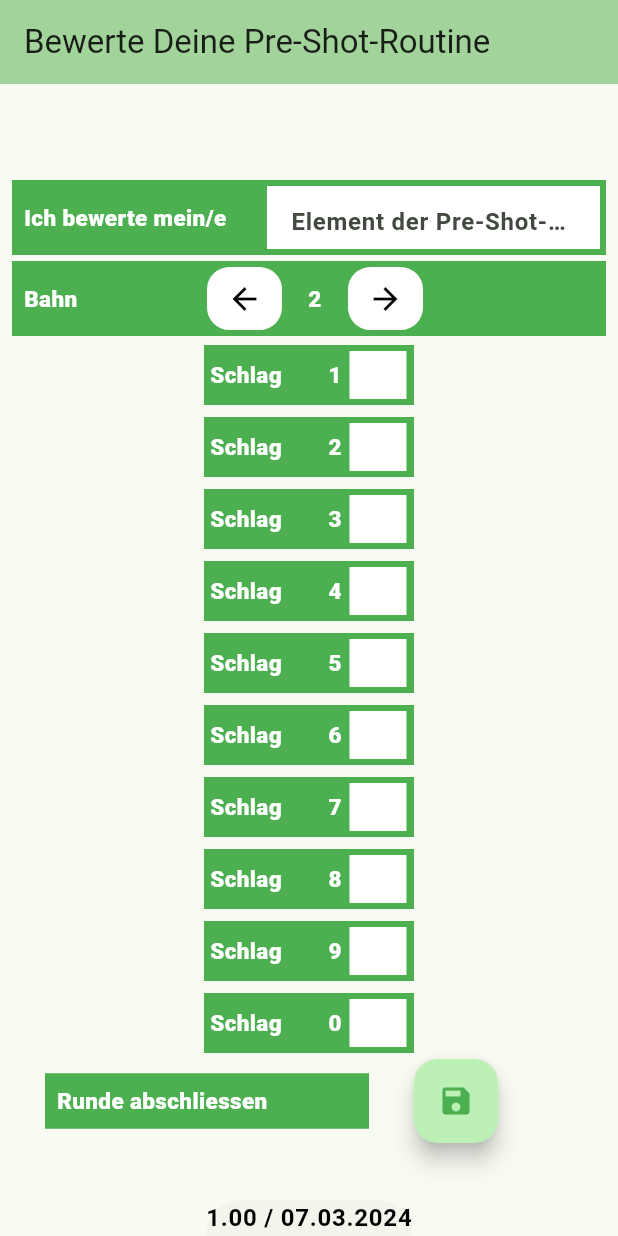
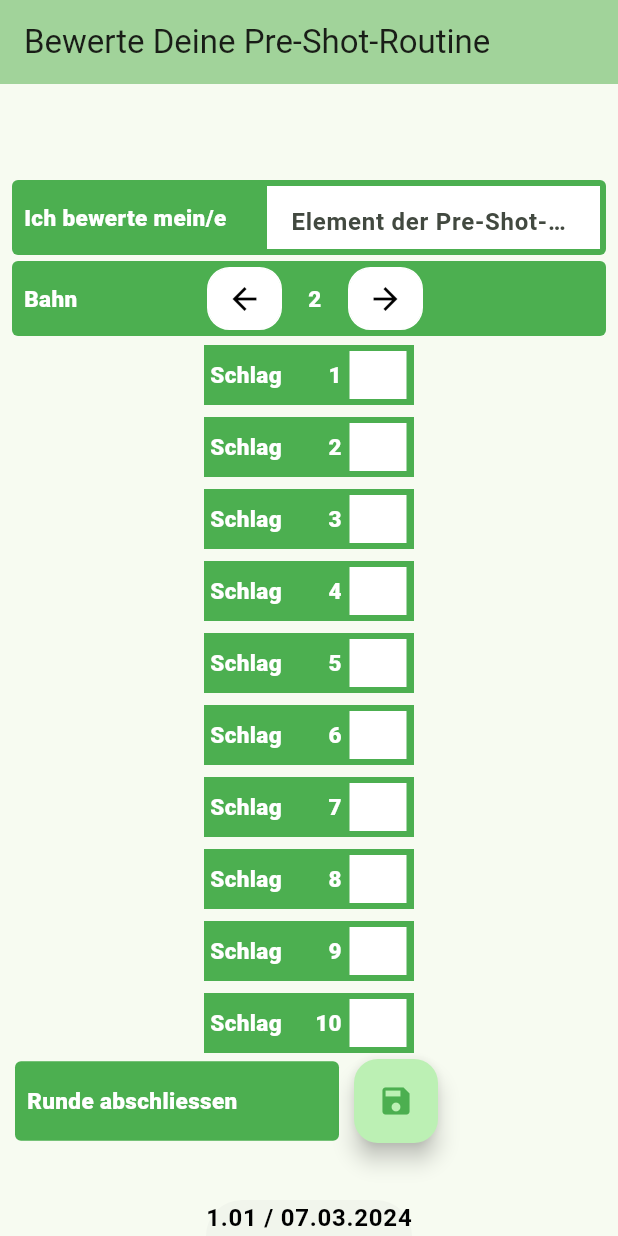
Before and after one commit to chrbuchsteiner61/valuation_pre_shot, a Flutter app: the screen it shows after launch, after a tap on the "arrow forward" icon, on a phone screen of 412 x 824 dp. Run offline on Flutter 3.47's test engine with Material 3 defaults, Android fonts, the light colour scheme and no system bars; our stand-ins replace logger, pdf, printing; Roboto replaces fonts that are missing (Noto).

Commit message:
fixed minor error stroke 10 and cleaning

```diff
--- a/lib/main.dart
+++ b/lib/main.dart
@@ -14,7 +14,6 @@ void main() {
     MultiProvider(
       providers: [
         ChangeNotifierProvider(create: (_) => TeeProvider()),
-        ChangeNotifierProvider(create: (_) => ValuationOfStrokesArrayProvider())
       ],
       child: const MyApp(),
     ),
@@ -29,23 +28,11 @@ List<String> allStrokes = List<String>.generate(
     numberOfStrokes * numberOfTees, (int index) => initialValue,
     growable: false);
 
-class ValuationOfStrokesArrayProvider with ChangeNotifier {
-  List<String> _strokesOfATee = List<String>.generate(
-      numberOfStrokes * numberOfTees, (int index) => initialValue,
-      growable: false);
-  List<String> get strokesOfATee => _strokesOfATee;
-
-  void changeStrokesOfATee() {
-    notifyListeners();
-  }
-}
-
 class TeeProvider with ChangeNotifier {
   int _aTee = 1;
   int get aTee => _aTee;
 
   void inDecreaseANumber(int anAddedValue, int minValue, int maxValue) {
-    // getStrokesOfAController(inputTeeController);
     _aTee += anAddedValue;
     if (_aTee > maxValue) {
       _aTee = maxValue;
@@ -60,7 +47,6 @@ class TeeProvider with ChangeNotifier {
 class MyApp extends StatelessWidget {
   const MyApp({super.key});
 
-  // This widget is the root of your application.
   @override
   Widget build(BuildContext context) {
     return MaterialApp(
@@ -96,10 +82,8 @@ class MyHomePage extends StatefulWidget {
 }
 
 class _MyHomePageState extends State<MyHomePage> {
-  final String version = '1.00 / 07.03.2024';
+  final String version = '1.01 / 07.03.2024';
   int tee = 1;
-  // final int numberOfTees = 18;
-//  final int numberOfStrokes = 10;
 
   String aValuation = '';
 
@@ -109,7 +93,7 @@ class _MyHomePageState extends State<MyHomePage> {
       List<TextEditingController>.generate(
           numberOfTees * numberOfStrokes, (index) => TextEditingController());
 
-  String selectedRoutine = 'an initial routine value';
+  String selectedRoutine = 'initial routine';
 
   final aRoutineInputController = TextEditingController();
 
@@ -141,21 +125,18 @@ class _MyHomePageState extends State<MyHomePage> {
     return aValuation;
   }
 
-  List<String> getAllValuationsFromController() {
+  List<String> _getAllValuationsFromController() {
     List<String> valuations = [];
-    logger
-        .d('Anzahl Controller in strokesOfATee... ${strokesController.length}');
+
     for (TextEditingController aController in strokesController) {
       valuations.add(aController.text);
     }
-    logger.d(valuations.length);
+
     return valuations;
   }
 
   @override
   Widget build(BuildContext context) {
-    //Provider.of<TeeProvider>(context, listen: false);
-
     Text bottomText = Text(
       version,
       style: Theme.of(context).textTheme.bodyLarge,
@@ -173,18 +154,14 @@ class _MyHomePageState extends State<MyHomePage> {
             InputYourRoutineElement(
               aController: aRoutineInputController,
             ),
-            ChangeTheTee(
-                // aTable: aStrokeTable,
-                aFunction: getAllValuationsFromController),
+            ChangeTheTee(aFunction: _getAllValuationsFromController),
             InputValuation(
-             // tee: tee,
               strokeValuation: allStrokes,
               aValuationController: strokesController,
             ),
             SaveYourRound(
               aFunction: _getTextOutOfARoutineInputController,
-              aControllerFunction: getAllValuationsFromController,
-              //currentTee: tee,
+              aControllerFunction: _getAllValuationsFromController,
             )
           ],
         ),
--- a/lib/ui_areas/change_the_tee.dart
+++ b/lib/ui_areas/change_the_tee.dart
@@ -7,12 +7,8 @@ import 'package:valuation_pre_shot/ui_elements/styled_text.dart';
 import '../main.dart';
 
 class ChangeTheTee extends StatelessWidget {
-  // final ATable aTable;
   final dynamic aFunction;
-  const ChangeTheTee(
-      {super.key,
-      //required this.aTable,
-      required this.aFunction});
+  const ChangeTheTee({super.key, required this.aFunction});
 
   @override
   Widget build(BuildContext context) {
@@ -41,7 +37,6 @@ class ChangeTheTee extends StatelessWidget {
             ),
             InDecreaseButton(
               aDirection: 'forward',
-              //aTable: aTable,
               previousTee: context.watch<TeeProvider>().aTee,
               aFunction: aFunction,
             ),
--- a/lib/ui_areas/input_valuation.dart
+++ b/lib/ui_areas/input_valuation.dart
@@ -6,13 +6,11 @@ import 'package:provider/provider.dart';
 import '../main.dart';
 
 class InputValuation extends StatelessWidget {
-  // final int tee;
   final List<String> strokeValuation;
   final List<TextEditingController> aValuationController;
 
   InputValuation({
     super.key,
-    //  required this.tee,
     required this.strokeValuation,
     required this.aValuationController,
   });
@@ -26,7 +24,7 @@ class InputValuation extends StatelessWidget {
     List<Widget> inputTextFields = [];
     bool elementVisible = true;
     int numberOfInputs = numberOfStrokes * numberOfTees;
-    logger.d('Veraendert? ${aTee}');
+
     for (int i = 0; i < numberOfInputs; i++) {
       if (i >= ((aTee -1) * numberOfStrokes) && (i < (aTee * numberOfStrokes))) {
         elementVisible = true;
@@ -50,7 +48,6 @@ class InputValuation extends StatelessWidget {
       child: Column(
           children:
               getStrokes(context.watch<TeeProvider>().aTee, strokeValuation)),
-      // ],
     );
   }
 }
--- a/lib/ui_areas/save_your_round.dart
+++ b/lib/ui_areas/save_your_round.dart
@@ -1,21 +1,17 @@
 import 'package:flutter/material.dart';
 import 'package:logger/logger.dart';
-import 'package:provider/provider.dart';
 
 import 'package:valuation_pre_shot/ui_elements/styled_text.dart';
 import 'package:valuation_pre_shot/methods/pdf_stroke_page.dart';
-import 'package:valuation_pre_shot/main.dart';
 
 var logger = Logger();
 
 class SaveYourRound extends StatelessWidget {
-//  final ATable aTable;
   final dynamic aFunction;
   final dynamic aControllerFunction;
 
   const SaveYourRound({
     super.key,
-    //   required this.aTable,
     required this.aFunction,
     required this.aControllerFunction,
   });
@@ -30,26 +26,24 @@ class SaveYourRound extends StatelessWidget {
 
     Container aSpaceBetween = Container(
       color: Colors.white,
-      width: 30,
+      width: 10,
     );
-
-    int currentTee = 0;
 
     return Row(
       children: <Widget>[
         aSpaceBetween,
         Container(
-          color: Theme.of(context).colorScheme.primary,
-          padding: const EdgeInsets.symmetric(horizontal: 8, vertical: 8),
+          decoration: BoxDecoration(
+            borderRadius: const BorderRadius.all(Radius.circular(4)),
+            color: Theme.of(context).colorScheme.primary,
+          ),
+          padding: const EdgeInsets.symmetric(horizontal: 8, vertical: 16),
           child: saveRoundText,
         ),
         aSpaceBetween,
         FloatingActionButton(
           onPressed: () async {
-            currentTee = context.read<TeeProvider>().aTee;
-
             String aRoutine = aFunction();
-
             Navigator.of(context).push(
               MaterialPageRoute(
                   builder: (context) => PdfStrokePage(
--- a/lib/ui_areas/single_valuation.dart
+++ b/lib/ui_areas/single_valuation.dart
@@ -24,6 +24,12 @@ class SingleValuation extends StatelessWidget {
 
   SizedBox aSpace = const SizedBox(width: 5);
 
+  String convertStrokeNumberToTee(String strokeNumber) {
+    int strokeOnATee = int.parse(strokeNumber) % numberOfStrokes;
+    if (strokeOnATee == 0) { strokeOnATee = 10;}
+    return strokeOnATee.toString();
+  }
+
   @override
   Widget build(BuildContext context) {
     return Visibility(
@@ -40,7 +46,7 @@ class SingleValuation extends StatelessWidget {
               children: <Widget>[
                 textStroke,
                 StyledText(
-                  aText: (int.parse(strokeNumber) % numberOfStrokes).toString(),
+                  aText: convertStrokeNumberToTee(strokeNumber),
                   aWidth: 28,
                   aLignment: 'right',
                 ),
--- a/lib/ui_elements/colored_container.dart
+++ b/lib/ui_elements/colored_container.dart
@@ -12,8 +12,10 @@ class ColoredContainer extends StatelessWidget {
     return Padding(
       padding: const EdgeInsets.symmetric(horizontal: 8, vertical: 2),
       child: Container(
-        //color: backgroundColor,
-        color: Theme.of(context).colorScheme.primary,
+        decoration:
+            BoxDecoration(borderRadius: const BorderRadius.all(Radius.circular(4)),
+              color: Theme.of(context).colorScheme.primary,),
+
         height: 50,
         child: aWidget,
       ),
--- a/lib/ui_elements/in_decrease_button.dart
+++ b/lib/ui_elements/in_decrease_button.dart
@@ -9,15 +9,12 @@ class InDecreaseButton extends StatelessWidget {
   final String aDirection;
   final int lowestTee = 1;
   final int highestTee = 18;
-  // final ATable aTable;
   final dynamic aFunction;
-
   final int previousTee;
 
   InDecreaseButton(
       {super.key,
       required this.aDirection,
-      //  required this.aTable,
       required this.previousTee,
       required this.aFunction});
 
@@ -58,15 +55,6 @@ class InDecreaseButton extends StatelessWidget {
           onPressed: () {
             Provider.of<TeeProvider>(context, listen: false)
                 .inDecreaseANumber(addValue, lowestTee, highestTee);
-            // context.read<ChangeStrokeValuationOfATee>().changeStrokesOfATee();
-
-            // get a row with tee from widget
-           // logger.d('Aus dem Provider ${context.read<TeeProvider>().aTee}');
-            logger.d('Previous tee: ${previousTee}');
-            logger.d('New tee: ${newTee}');
-
-            logger
-                .d('Inhalt des TextController Array ${aFunction().toString()}');
           }),
     );
   }
```
Also changed, not shown: lib/methods/pdf_stroke_page.dart (+5 -8 lines).
